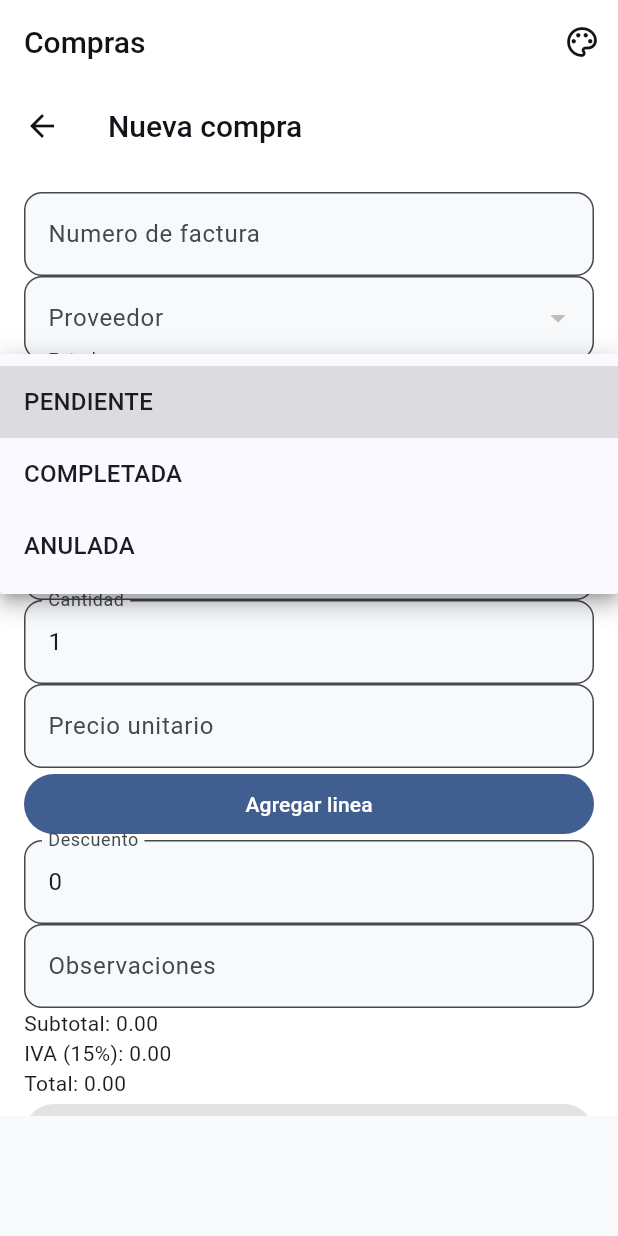
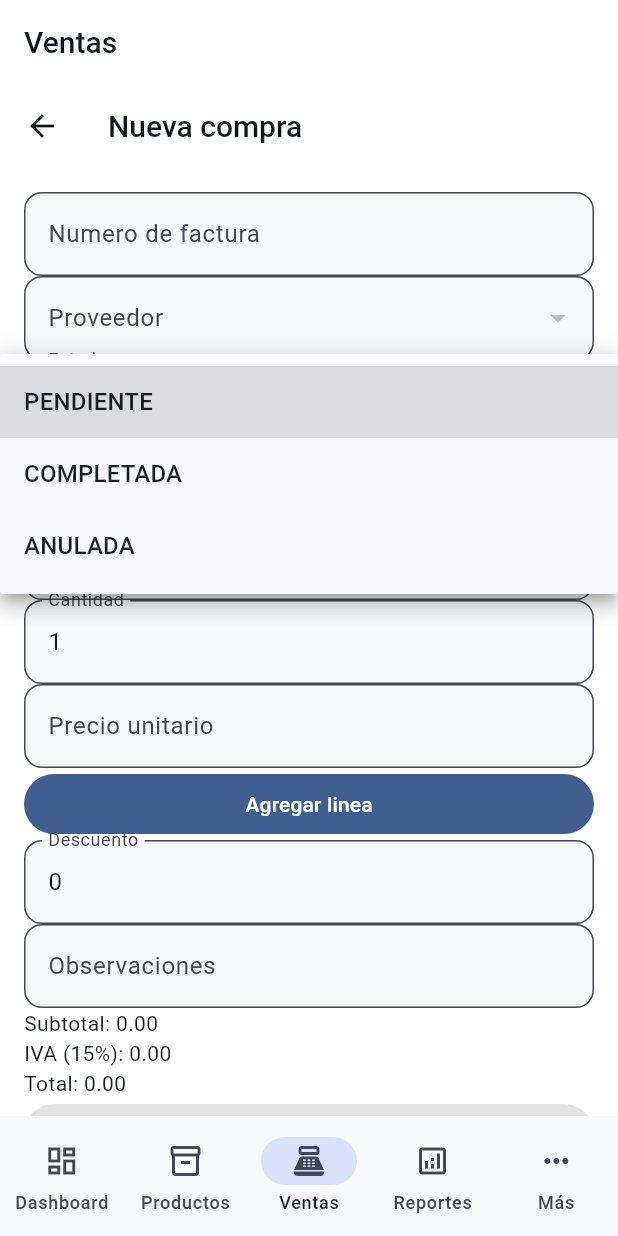
Before and after one commit to AndresCagua/FerrePlus, a Flutter app: the CompraFormPage screen opened by its route, after a tap on "PENDIENTE", on a phone screen of 412 x 824 dp. Run offline on Flutter 3.47's test engine with Material 3 defaults, Android fonts, the light colour scheme and no system bars; our stand-ins replace dio, fl_chart, flutter_riverpod, flutter_secure_storage, freezed_annotation, go_router and 1 more; accounts and stored records are empty; network calls fail.

Commit message:
20260818
feat(flutter): navegacion en 5 ramas y pagina Mas categorizada

- Reduce StatefulShellRoute de 15 destinos a 5 ramas
- Agrupa rutas en Dashboard, Productos, Ventas, Reportes y Mas
- Crea pagina Mas con secciones OPERACIONES/CATALOGOS/ADMIN/SISTEMA
- Mueve selector de tema de endDrawer a SISTEMA
- Preserva deep links, permisos y /sin-acceso
- Mantiene FAB chat como acceso primario
- Agrega tests de routing, MasPage y shell

```diff
--- /dev/null
+++ b/flutter/lib/presentation/features/mas/mas_page.dart
@@ -0,0 +1,198 @@
+import 'package:flutter/material.dart';
+import 'package:flutter_riverpod/flutter_riverpod.dart';
+import 'package:go_router/go_router.dart';
+
+import '../../../core/constants/permission_codes.dart';
+import '../../../core/providers/auth_providers.dart';
+import '../../theme/app_component_theme.dart';
+import '../../theme/app_spacing.dart';
+import 'theme_selector.dart';
+
+class MasPage extends ConsumerWidget {
+  const MasPage({super.key});
+
+  static const List<_MasSection> _sections = <_MasSection>[
+    _MasSection('OPERACIONES', <_MasItem>[
+      _MasItem(
+        'Compras',
+        Icons.shopping_cart_outlined,
+        '/compras',
+        PermissionCodes.compras,
+      ),
+      _MasItem(
+        'Movimientos',
+        Icons.swap_vert,
+        '/movimientos',
+        PermissionCodes.movimientos,
+      ),
+      _MasItem(
+        'Gastos',
+        Icons.money_off_outlined,
+        '/gastos',
+        PermissionCodes.gastos,
+      ),
+    ]),
+    _MasSection('CATALOGOS', <_MasItem>[
+      _MasItem(
+        'Categorias',
+        Icons.category_outlined,
+        '/categorias',
+        PermissionCodes.categorias,
+      ),
+      _MasItem(
+        'Proveedores',
+        Icons.local_shipping_outlined,
+        '/proveedores',
+        PermissionCodes.proveedores,
+      ),
+      _MasItem(
+        'Clientes',
+        Icons.people_outline,
+        '/clientes',
+        PermissionCodes.clientes,
+      ),
+      _MasItem(
+        'Precios',
+        Icons.sell_outlined,
+        '/gestion-precios',
+        PermissionCodes.precios,
+      ),
+    ]),
+    _MasSection('ADMINISTRACION', <_MasItem>[
+      _MasItem(
+        'Usuarios',
+        Icons.people_alt_outlined,
+        '/usuarios',
+        PermissionCodes.usuarios,
+      ),
+      _MasItem(
+        'Roles',
+        Icons.admin_panel_settings_outlined,
+        '/roles',
+        PermissionCodes.roles,
+      ),
+    ]),
+    _MasSection('SISTEMA', <_MasItem>[
+      _MasItem('Logs', Icons.history, '/logs', PermissionCodes.logs),
+      _MasItem(
+        'Chat',
+        Icons.chat_bubble_outline,
+        '/chat',
+        PermissionCodes.chat,
+      ),
+    ]),
+  ];
+
+  @override
+  Widget build(BuildContext context, WidgetRef ref) {
+    final Set<String> permissions = ref.watch(authNotifierProvider).permisos;
+    final AppComponentTheme components =
+        Theme.of(context).extension<AppComponentTheme>() ??
+        AppComponentTheme.standard;
+    return Scaffold(
+      appBar: AppBar(title: const Text('Más')),
+      body: ListView(
+        padding: components.cardPadding,
+        children: <Widget>[
+          for (final _MasSection section in _sections)
+            if (section.title != 'SISTEMA' &&
+                section.items.any(
+                  (item) => permissions.contains(item.permission),
+                ))
+              _MasSectionView(section: section, permissions: permissions),
+          _SystemSection(
+            components: components,
+            onLogout: () => ref.read(authNotifierProvider.notifier).logout(),
+          ),
+        ],
+      ),
+    );
+  }
+}
+
+class _MasSectionView extends StatelessWidget {
+  const _MasSectionView({required this.section, required this.permissions});
+  final _MasSection section;
+  final Set<String> permissions;
+
+  @override
+  Widget build(BuildContext context) {
+    final List<_MasItem> visibleItems = section.items
+        .where((item) => permissions.contains(item.permission))
+        .toList();
+    return Column(
+      crossAxisAlignment: CrossAxisAlignment.start,
+      children: <Widget>[
+        Padding(
+          padding: const EdgeInsets.only(bottom: AppSpacing.space8),
+          child: Text(
+            section.title,
+            style: Theme.of(context).textTheme.labelLarge,
+          ),
+        ),
+        ...visibleItems.map((item) => _MasTile(item: item)),
+        const SizedBox(height: AppSpacing.space16),
+      ],
+    );
+  }
+}
+
+class _MasTile extends StatelessWidget {
+  const _MasTile({required this.item});
+  final _MasItem item;
+
+  @override
+  Widget build(BuildContext context) => Semantics(
+    button: true,
+    label: 'Abrir ${item.label}',
+    child: ListTile(
+      minVerticalPadding: AppSpacing.space8,
+      leading: Icon(item.icon),
+      title: Text(item.label),
+      trailing: const Icon(Icons.chevron_right),
+      onTap: () => context.go(item.route),
+    ),
+  );
+}
+
+class _SystemSection extends StatelessWidget {
+  const _SystemSection({required this.components, required this.onLogout});
+  final AppComponentTheme components;
+  final VoidCallback onLogout;
+
+  @override
+  Widget build(BuildContext context) => Column(
+    crossAxisAlignment: CrossAxisAlignment.start,
+    children: <Widget>[
+      Padding(
+        padding: const EdgeInsets.only(bottom: AppSpacing.space8),
+        child: Text('SISTEMA', style: Theme.of(context).textTheme.labelLarge),
+      ),
+      const MasThemeSelector(),
+      Semantics(
+        button: true,
+        label: 'Cerrar sesion',
+        child: ListTile(
+          contentPadding: components.cardPadding,
+          leading: const Icon(Icons.logout),
+          title: const Text('Cerrar sesion'),
+          onTap: onLogout,
+        ),
+      ),
+    ],
+  );
+}
+
+class _MasSection {
+  const _MasSection(this.title, this.items);
+  final String title;
+  final List<_MasItem> items;
+}
+
+class _MasItem {
+  const _MasItem(this.label, this.icon, this.route, this.permission);
+  final String label;
+  final IconData icon;
+  final String route;
+  final String permission;
+}
--- /dev/null
+++ b/flutter/lib/presentation/features/mas/theme_selector.dart
@@ -0,0 +1,49 @@
+import 'package:flutter/material.dart';
+import 'package:flutter_riverpod/flutter_riverpod.dart';
+
+import '../../../core/providers/theme_provider.dart';
+import '../../../core/theme/theme_mode.dart';
+import '../../theme/app_typography.dart';
+
+class MasThemeSelector extends ConsumerWidget {
+  const MasThemeSelector({super.key});
+
+  @override
+  Widget build(BuildContext context, WidgetRef ref) {
+    final ThemeMode activeMode = ref.watch(themeModeProvider);
+    final AppThemeMode selected = switch (activeMode) {
+      ThemeMode.light => AppThemeMode.light,
+      ThemeMode.dark => AppThemeMode.dark,
+      ThemeMode.system => AppThemeMode.system,
+    };
+    return RadioGroup<AppThemeMode>(
+      groupValue: selected,
+      onChanged: (AppThemeMode? mode) {
+        if (mode != null) ref.read(themeModeProvider.notifier).setMode(mode);
+      },
+      child: Column(
+        crossAxisAlignment: CrossAxisAlignment.start,
+        children: <Widget>[
+          Text(
+            'Tema',
+            style: Theme.of(
+              context,
+            ).textTheme.titleMedium?.copyWith(fontWeight: AppTypography.medium),
+          ),
+          const RadioListTile<AppThemeMode>(
+            value: AppThemeMode.light,
+            title: Text('Claro'),
+          ),
+          const RadioListTile<AppThemeMode>(
+            value: AppThemeMode.dark,
+            title: Text('Oscuro'),
+          ),
+          const RadioListTile<AppThemeMode>(
+            value: AppThemeMode.system,
+            title: Text('Seguir sistema'),
+          ),
+        ],
+      ),
+    );
+  }
+}
--- a/flutter/lib/presentation/shell/shell_scaffold.dart
+++ b/flutter/lib/presentation/shell/shell_scaffold.dart
@@ -2,10 +2,6 @@ import 'package:flutter/material.dart';
 import 'package:flutter_riverpod/flutter_riverpod.dart';
 import 'package:go_router/go_router.dart';
 
-import '../../core/constants/permission_codes.dart';
-import '../../core/providers/auth_providers.dart';
-import '../shared/widgets/theme_selector.dart';
-import '../theme/app_component_theme.dart';
 import 'chat_floating_action_button.dart';
 
 class ShellScaffold extends ConsumerWidget {
@@ -14,153 +10,21 @@ class ShellScaffold extends ConsumerWidget {
 
   @override
   Widget build(BuildContext context, WidgetRef ref) {
-    final Set<String> permissions = ref.watch(authNotifierProvider).permisos;
-    final List<_Destination> destinations =
-        <_Destination>[
-              const _Destination(
-                'Dashboard',
-                '/',
-                Icons.dashboard,
-                PermissionCodes.dashboard,
-                0,
-              ),
-              const _Destination(
-                'Productos',
-                '/productos',
-                Icons.inventory_2,
-                PermissionCodes.productos,
-                1,
-              ),
-              const _Destination(
-                'Categorias',
-                '/categorias',
-                Icons.category,
-                PermissionCodes.categorias,
-                2,
-              ),
-              const _Destination(
-                'Proveedores',
-                '/proveedores',
-                Icons.local_shipping,
-                PermissionCodes.proveedores,
-                3,
-              ),
-              const _Destination(
-                'Clientes',
-                '/clientes',
-                Icons.person,
-                PermissionCodes.clientes,
-                4,
-              ),
-              const _Destination(
-                'Ventas',
-                '/ventas',
-                Icons.point_of_sale,
-                PermissionCodes.ventas,
-                5,
-              ),
-              const _Destination(
-                'Compras',
-                '/compras',
-                Icons.shopping_cart,
-                PermissionCodes.compras,
-                6,
-              ),
-              const _Destination(
-                'Movimientos',
-                '/movimientos',
-                Icons.swap_vert,
-                PermissionCodes.movimientos,
-                7,
-              ),
-              const _Destination(
-                'Gastos',
-                '/gastos',
-                Icons.money_off,
-                PermissionCodes.gastos,
-                8,
-              ),
-              const _Destination(
-                'Usuarios',
-                '/usuarios',
-                Icons.people,
-                PermissionCodes.usuarios,
-                10,
-              ),
-              const _Destination(
-                'Precios',
-                '/gestion-precios',
-                Icons.sell,
-                PermissionCodes.precios,
-                9,
-              ),
-              const _Destination(
-                'Roles',
-                '/roles',
-                Icons.admin_panel_settings,
-                PermissionCodes.roles,
-                11,
-              ),
-              const _Destination(
-                'Reportes',
-                '/reportes',
-                Icons.analytics,
-                PermissionCodes.reportes,
-                12,
-              ),
-              const _Destination(
-                'Logs',
-                '/logs',
-                Icons.history,
-                PermissionCodes.logs,
-                13,
-              ),
-              const _Destination(
-                'Chat',
-                '/chat',
-                Icons.smart_toy,
-                PermissionCodes.chat,
-                14,
-              ),
-            ]
-            .where(
-              (destination) =>
-                  destination.permission == null ||
-                  permissions.contains(destination.permission),
-            )
-            .toList();
+    const List<_Destination> destinations = <_Destination>[
+      _Destination('Dashboard', Icons.dashboard_outlined, 0),
+      _Destination('Productos', Icons.inventory_2_outlined, 1),
+      _Destination('Ventas', Icons.point_of_sale_outlined, 2),
+      _Destination('Reportes', Icons.analytics_outlined, 3),
+      _Destination('Más', Icons.more_horiz, 4),
+    ];
     final int currentBranch = navigationShell.currentIndex;
-    final int selectedDestination = destinations.indexWhere(
-      (destination) => destination.branchIndex == currentBranch,
-    );
-    final AppComponentTheme components =
-        Theme.of(context).extension<AppComponentTheme>() ?? AppComponentTheme.standard;
     return Scaffold(
-      appBar: AppBar(
-        title: Text(_titleForBranch(currentBranch)),
-        actions: <Widget>[
-          Builder(
-            builder: (BuildContext drawerContext) => IconButton(
-              tooltip: 'Abrir ajustes de tema',
-              icon: const Icon(Icons.palette_outlined),
-              onPressed: () => Scaffold.of(drawerContext).openEndDrawer(),
-            ),
-          ),
-        ],
-      ),
+      appBar: AppBar(title: Text(_titleForBranch(currentBranch))),
       body: navigationShell,
       floatingActionButton: const ChatFloatingActionButton(),
       floatingActionButtonLocation: FloatingActionButtonLocation.endFloat,
-      endDrawer: Drawer(
-        child: SafeArea(
-          child: Padding(
-            padding: components.cardPadding,
-            child: const ThemeSelector(),
-          ),
-        ),
-      ),
       bottomNavigationBar: NavigationBar(
-        selectedIndex: selectedDestination < 0 ? 0 : selectedDestination,
+        selectedIndex: currentBranch,
         onDestinationSelected: (int index) => navigationShell.goBranch(
           destinations[index].branchIndex,
           initialLocation: destinations[index].branchIndex == currentBranch,
@@ -168,8 +32,13 @@ class ShellScaffold extends ConsumerWidget {
         destinations: destinations
             .map(
               (destination) => NavigationDestination(
-                icon: Icon(destination.icon),
+                icon: Semantics(
+                  label: destination.label,
+                  button: true,
+                  child: Icon(destination.icon),
+                ),
                 label: destination.label,
+                tooltip: destination.label,
               ),
             )
             .toList(),
@@ -178,36 +47,18 @@ class ShellScaffold extends ConsumerWidget {
   }
 
   String _titleForBranch(int branch) => switch (branch) {
-        0 => 'Dashboard',
-        1 => 'Productos',
-        2 => 'Categorias',
-        3 => 'Proveedores',
-        4 => 'Clientes',
-        5 => 'Ventas',
-        6 => 'Compras',
-        7 => 'Movimientos',
-        8 => 'Gastos',
-        9 => 'Precios',
-        10 => 'Usuarios',
-        11 => 'Roles',
-        12 => 'Reportes',
-        13 => 'Logs',
-        14 => 'Chat',
-        _ => 'FerrePlus',
-      };
+    0 => 'Dashboard',
+    1 => 'Productos',
+    2 => 'Ventas',
+    3 => 'Reportes',
+    4 => 'Más',
+    _ => 'FerrePlus',
+  };
 }
 
 class _Destination {
-  const _Destination(
-    this.label,
-    this.path,
-    this.icon,
-    this.permission,
-    this.branchIndex,
-  );
+  const _Destination(this.label, this.icon, this.branchIndex);
   final String label;
-  final String path;
   final IconData icon;
-  final String? permission;
   final int branchIndex;
 }
```
Also changed, not shown: flutter/lib/core/routing/app_router.dart (+49 -37 lines), 3 other files.
